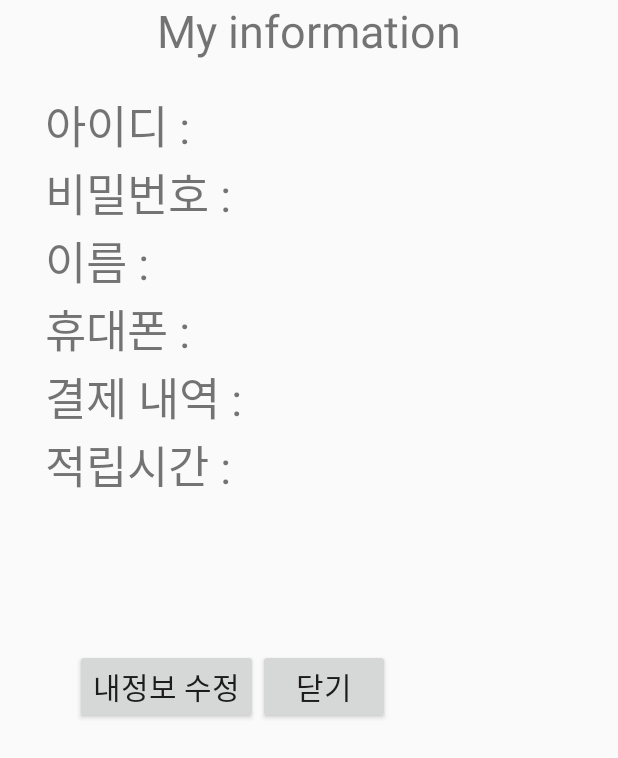
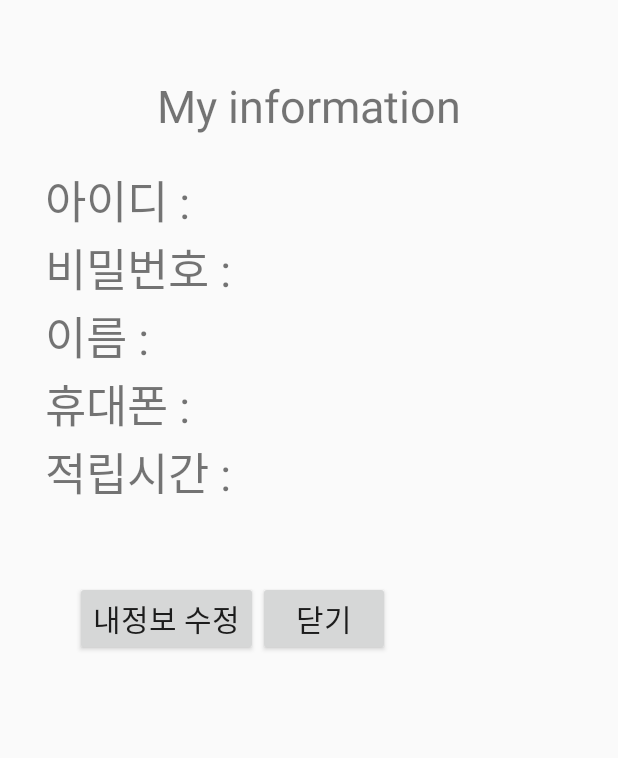
Before and after one commit to cis8448/RealProject, an Android app: the layout myinformation.xml on its own in the app's theme, with its tools: preview values and no code run, on a phone screen of 412 x 824 dp. Shown: the top 758 px of the screen. Run offline under Robolectric (Android 15) with nearby library versions, the phone set to English and light mode, and no system bars.

Commit message:
no message

```diff
--- a/PCproject/app/src/main/AndroidManifest.xml
+++ b/PCproject/app/src/main/AndroidManifest.xml
@@ -9,6 +9,7 @@
         android:roundIcon="@mipmap/ic_launcher_round"
         android:supportsRtl="true"
         android:theme="@style/AppTheme">
+        <activity android:name=".ProductList"></activity>
         <activity android:name=".Test1"></activity>
         <activity android:name=".SeatData" />
         <activity android:name=".MainActivity">
--- a/PCproject/app/src/main/java/com/example/pcproject/MainActivity.java
+++ b/PCproject/app/src/main/java/com/example/pcproject/MainActivity.java
@@ -14,13 +14,15 @@ import android.widget.TextView;
 
 import java.util.ArrayList;
 
-public class MainActivity extends AppCompatActivity implements {
+public class MainActivity extends AppCompatActivity{
 
 
     @Override
     protected void onCreate(Bundle savedInstanceState) {
         super.onCreate(savedInstanceState);
-        setContentView(R.layout.activity_main);
+        setContentView(R.layout.login);
+        Intent intents = new Intent(MainActivity.this, ProductList.class);
+        startActivity(intents);
 
 
 
--- a/PCproject/app/src/main/res/layout/myinformation.xml
+++ b/PCproject/app/src/main/res/layout/myinformation.xml
@@ -10,7 +10,8 @@
         android:layout_height="wrap_content"
         android:text="My information"
         android:gravity="center"
-        android:textSize="30dp"/>
+        android:textSize="30dp"
+        android:layout_marginTop="50dp"/>
 
     <LinearLayout
         android:layout_width="match_parent"
@@ -42,12 +43,7 @@
             android:text="휴대폰 : "
             android:textSize="30sp"
             android:layout_marginLeft="30dp"/>
-      <TextView
-          android:layout_width="match_parent"
-          android:layout_height="wrap_content"
-          android:text="결제 내역 : "
-          android:textSize="30sp"
-          android:layout_marginLeft="30dp"/>
+
         <TextView
             android:layout_width="match_parent"
             android:layout_height="wrap_content"
@@ -58,23 +54,24 @@
     </LinearLayout>
 
     <LinearLayout
-        android:layout_width="match_parent"
-        android:layout_height="wrap_content">
+        android:layout_width="wrap_content"
+        android:layout_height="wrap_content"
+        android:layout_marginLeft="50dp"
+        android:layout_marginTop="50dp">
 
         <Button
             android:layout_width="wrap_content"
             android:layout_height="wrap_content"
             android:text="내정보 수정"
             android:textSize="20sp"
-            android:layout_marginLeft="50dp"
-            android:layout_marginTop="100dp"
+
             android:id="@+id/midbtn"/>
         <Button
             android:layout_width="wrap_content"
             android:layout_height="wrap_content"
             android:text="닫기"
             android:textSize="20sp"
-            android:layout_marginTop="100dp"
+
             android:id="@+id/mclose"/>
 
     </LinearLayout>
```
